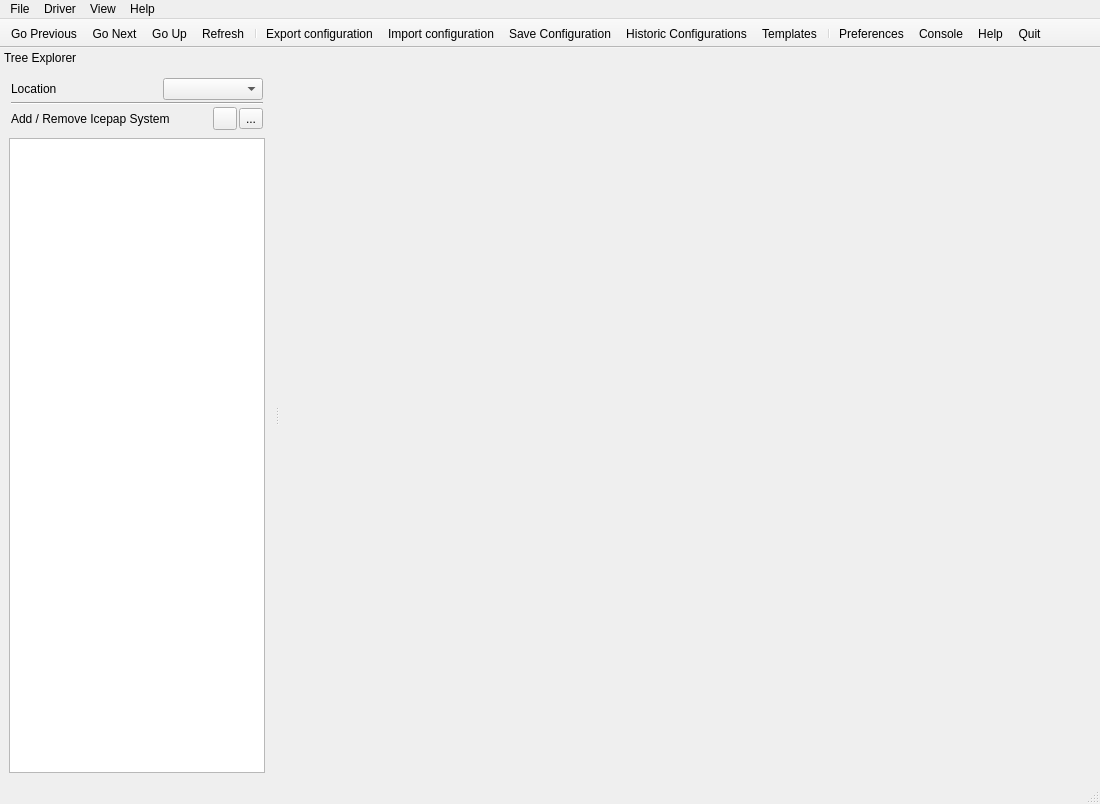
Above: ui_icepapcms/qt_designer_files/icepapcms.ui from ALBA-Synchrotron/IcepapCMS before the change. Below: the same form after it.
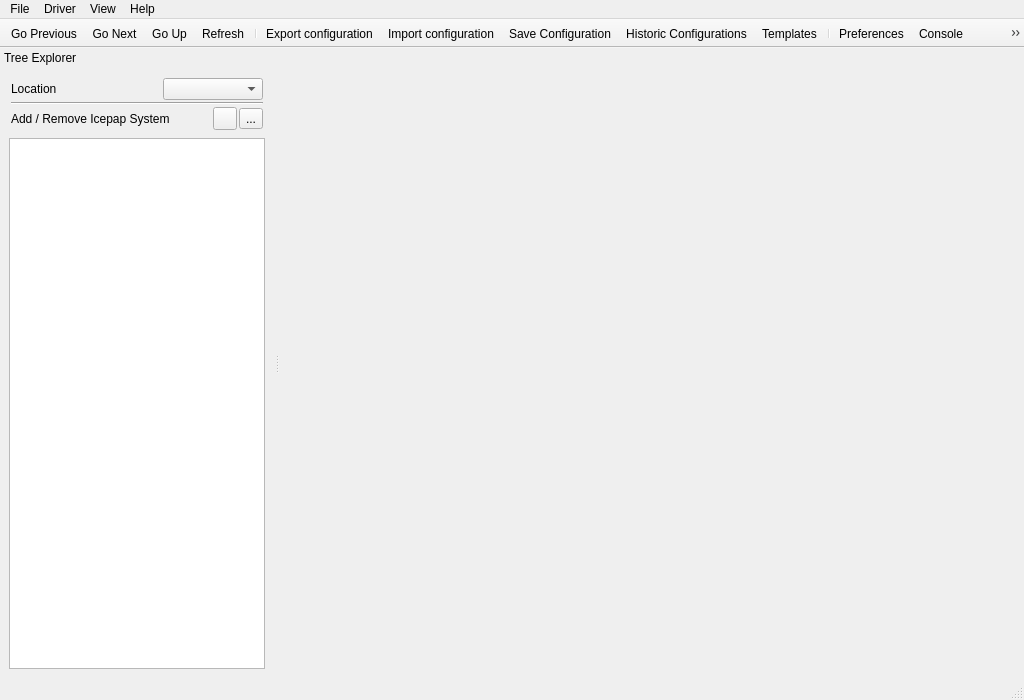
That is the form after the change. Icons and pictures are not drawn.

```diff
--- a/ui_icepapcms/qt_designer_files/icepapcms.ui
+++ b/ui_icepapcms/qt_designer_files/icepapcms.ui
@@ -5,8 +5,8 @@
    <rect>
     <x>0</x>
     <y>0</y>
-    <width>1100</width>
-    <height>804</height>
+    <width>1024</width>
+    <height>700</height>
    </rect>
   </property>
   <property name="sizePolicy" >
@@ -133,8 +133,8 @@
     <rect>
      <x>0</x>
      <y>0</y>
-     <width>1100</width>
-     <height>24</height>
+     <width>1024</width>
+     <height>25</height>
     </rect>
    </property>
    <widget class="QMenu" name="menuHelp" >
@@ -235,10 +235,16 @@
    <addaction name="actionQuit" />
   </widget>
   <widget class="QDockWidget" name="dockTree" >
+   <property name="sizePolicy" >
+    <sizepolicy vsizetype="Expanding" hsizetype="Expanding" >
+     <horstretch>0</horstretch>
+     <verstretch>0</verstretch>
+    </sizepolicy>
+   </property>
    <property name="minimumSize" >
     <size>
-     <width>260</width>
-     <height>278</height>
+     <width>250</width>
+     <height>305</height>
     </size>
    </property>
    <property name="maximumSize" >
```
